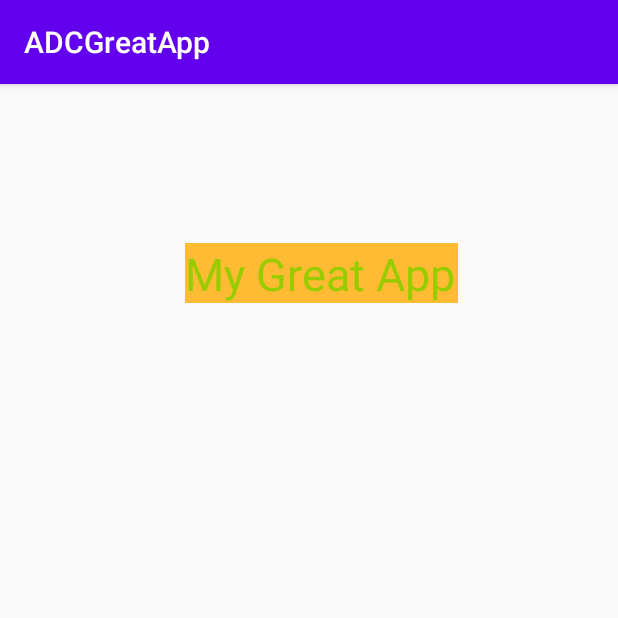
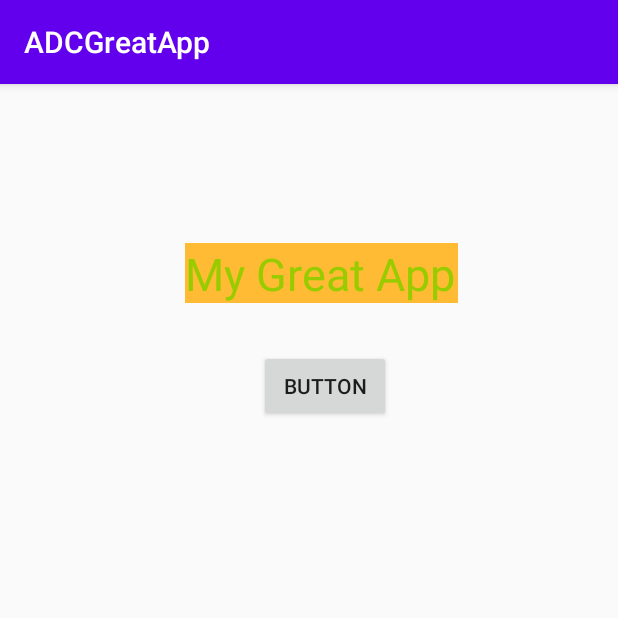
Before and after one commit to henrikppersson74/ADCGreatApp, an Android app: the screen it shows after launch (MainActivity), on a phone screen of 412 x 824 dp, the top half of it. Run offline under Robolectric (Android 15) with nearby library versions, the phone set to English and light mode, and no system bars.

Commit message:
Added a button.

```diff
--- a/app/src/main/java/com/example/adcgreatapp/MainActivity.java
+++ b/app/src/main/java/com/example/adcgreatapp/MainActivity.java
@@ -3,8 +3,15 @@ package com.example.adcgreatapp;
 import androidx.appcompat.app.AppCompatActivity;
 
 import android.os.Bundle;
+import android.util.Log;
+import android.view.View;
 
 public class MainActivity extends AppCompatActivity {
+
+    public void clickFunction(View view){
+        Log.i("Info", "Button Pressed!");
+
+    }
 
     @Override
     protected void onCreate(Bundle savedInstanceState) {
--- a/app/src/main/res/layout/activity_main.xml
+++ b/app/src/main/res/layout/activity_main.xml
@@ -7,6 +7,7 @@
     tools:context=".MainActivity">
 
     <TextView
+        android:id="@+id/textView"
         android:layout_width="182dp"
         android:layout_height="40dp"
         android:layout_marginStart="123dp"
@@ -25,4 +26,19 @@
         app:layout_constraintStart_toStartOf="parent"
         app:layout_constraintTop_toTopOf="parent" />
 
+    <Button
+        android:id="@+id/button"
+        android:layout_width="wrap_content"
+        android:layout_height="wrap_content"
+        android:layout_marginStart="172dp"
+        android:layout_marginLeft="172dp"
+        android:layout_marginTop="31dp"
+        android:layout_marginEnd="151dp"
+        android:layout_marginRight="151dp"
+        android:onClick="clickFunction"
+        android:text="Button"
+        app:layout_constraintEnd_toEndOf="parent"
+        app:layout_constraintStart_toStartOf="parent"
+        app:layout_constraintTop_toBottomOf="@+id/textView" />
+
 </androidx.constraintlayout.widget.ConstraintLayout>
```
